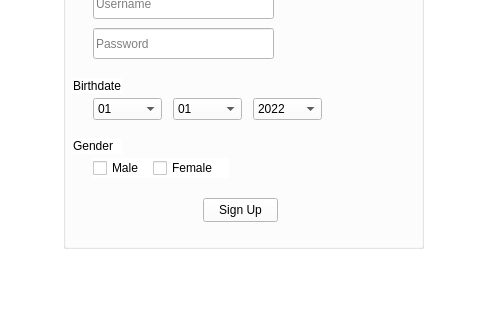
This is QTInterface/QTInterface/QTInterface.ui in AlexN287/MovieRecommendationPlatform as Qt 5 draws it before an edit; both pictures show x 117 to 597 and y 122 to 442 of the 735 by 442 pixel window. The edited form follows.
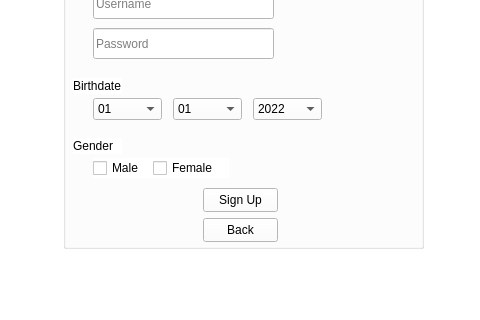
This is the edited form. The open tabs and pages were chosen to show the change.

Commit message: Added a back button in the sign up page.

What changed in the file:
```diff
--- a/QTInterface/QTInterface/QTInterface.ui
+++ b/QTInterface/QTInterface/QTInterface.ui
@@ -675,7 +675,7 @@
        <property name="geometry">
         <rect>
          <x>140</x>
-         <y>260</y>
+         <y>250</y>
          <width>75</width>
          <height>24</height>
         </rect>
@@ -710,6 +710,19 @@
         <string>Gender</string>
        </property>
       </widget>
+      <widget class="QPushButton" name="pushButton_back">
+       <property name="geometry">
+        <rect>
+         <x>140</x>
+         <y>280</y>
+         <width>75</width>
+         <height>24</height>
+        </rect>
+       </property>
+       <property name="text">
+        <string>Back</string>
+       </property>
+      </widget>
      </widget>
     </widget>
     <widget class="QWidget" name="page_3">
```
Left out of the diff: 2 changed lines with no effect on the pictures. The commit also changes 1 other file.
